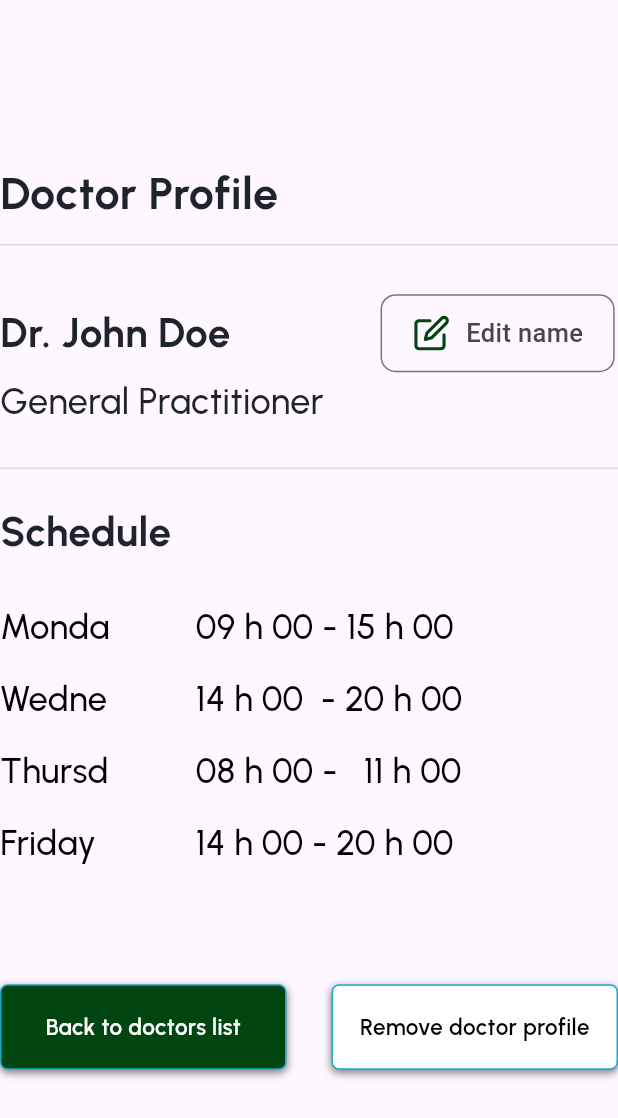
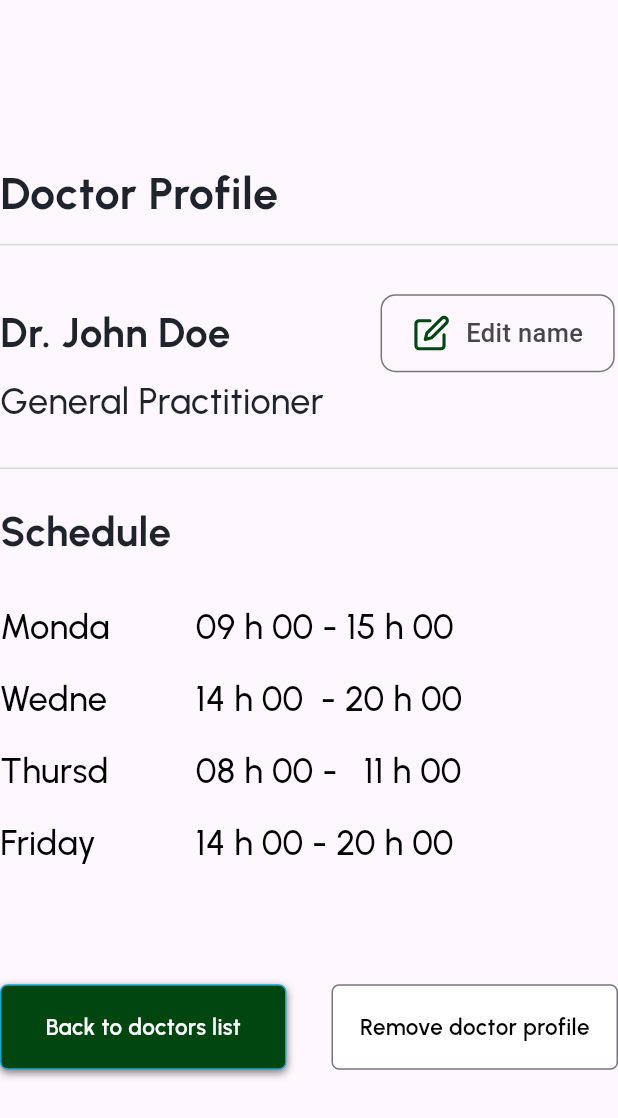
Before and after one commit to SubratDevop/patient_web, a Flutter app: what mngDctrs() shows on an empty page, opened directly, on a phone screen of 412 x 824 dp. Shown: the top 1118 px of the screen. Run offline on Flutter 3.47's test engine with Material 3 defaults, Android fonts, the phone set to English and light mode, and no system bars; our stand-ins replace device_preview, flutter_spinkit, flutter_svg, fluttertoast, get, go_router and 1 more.

Commit message:
Manage Doctor UI (only web) Btn design modified V1

```diff
--- a/lib/screens/home_screen/component/mng_dctrs.dart
+++ b/lib/screens/home_screen/component/mng_dctrs.dart
@@ -130,10 +130,11 @@ Widget mngDctrs(BuildContext context) {
             flex: 3,
             child: SubmitButton(
                 onTap: () {},
+                isShadowEnable: false,
                 text: "Remove doctor profile",
                 backgroundColor: AppColor.screenBgColor,
                 textColor: Colors.black,
-                borderColor: AppColor.primaryBtnBorderColor),
+                borderColor:const  Color(0xFF79747E)),
           ),
         ],
       ),
--- a/lib/widgets/app_button/submit_button.dart
+++ b/lib/widgets/app_button/submit_button.dart
@@ -14,8 +14,9 @@ class SubmitButton extends StatelessWidget {
   final Color? borderColor;
   final Color? activeColor;
   final EdgeInsets margin;
+  bool? isShadowEnable;
 
-  const SubmitButton(
+  SubmitButton(
       {Key? key,
       required this.text,
       this.activeText,
@@ -24,6 +25,7 @@ class SubmitButton extends StatelessWidget {
       required this.onTap,
       this.borderColor,
       this.activeColor,
+      this.isShadowEnable,
       this.margin = const EdgeInsets.symmetric(vertical: 7.5),
       this.backgroundColor})
       : super(key: key);
@@ -40,13 +42,15 @@ class SubmitButton extends StatelessWidget {
           border: Border.all(
             color: borderColor ?? AppColor.primaryBtnBorderColor,
           ),
-          boxShadow: const [
-            BoxShadow(
-              color: Color(0x80000000),
-              blurRadius: 4.0,
-              offset: Offset(0.0, 2.0), //? Offset(2, 2),
-            ),
-          ],
+          boxShadow: isShadowEnable == false
+              ? []
+              : [
+                  const BoxShadow(
+                    color: Color(0x80000000),
+                    blurRadius: 4.0,
+                    offset: Offset(0.0, 2.0), //? Offset(2, 2),
+                  ),
+                ],
           // gradient: btnGradient
         ),
         child: Padding(
```
